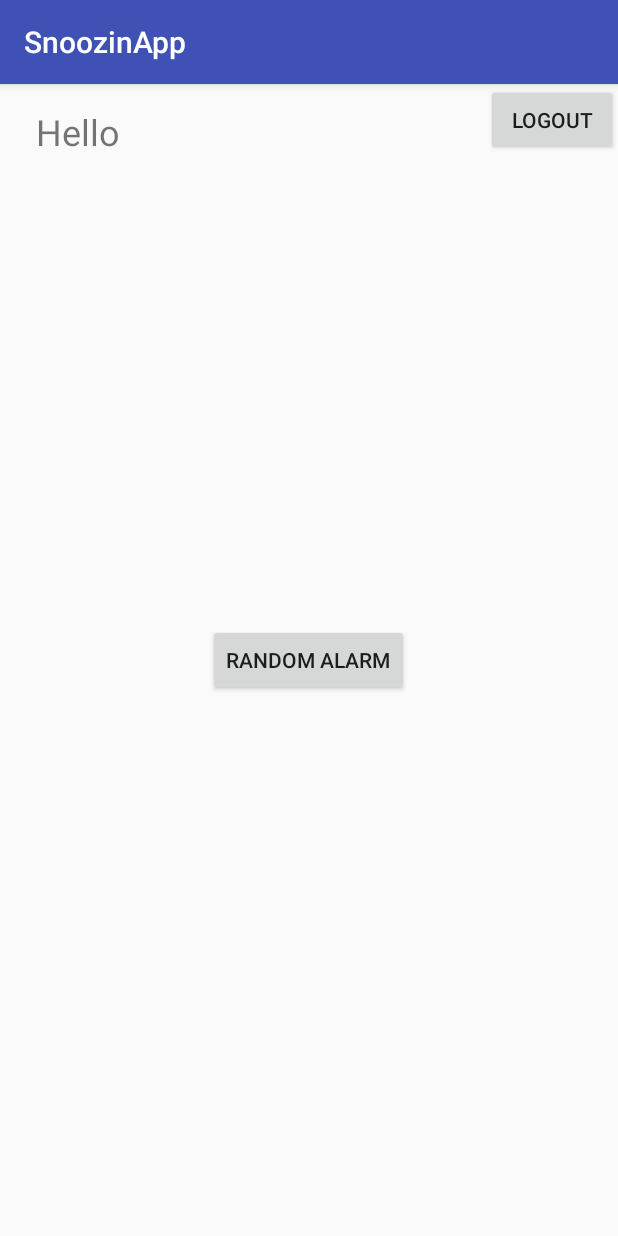
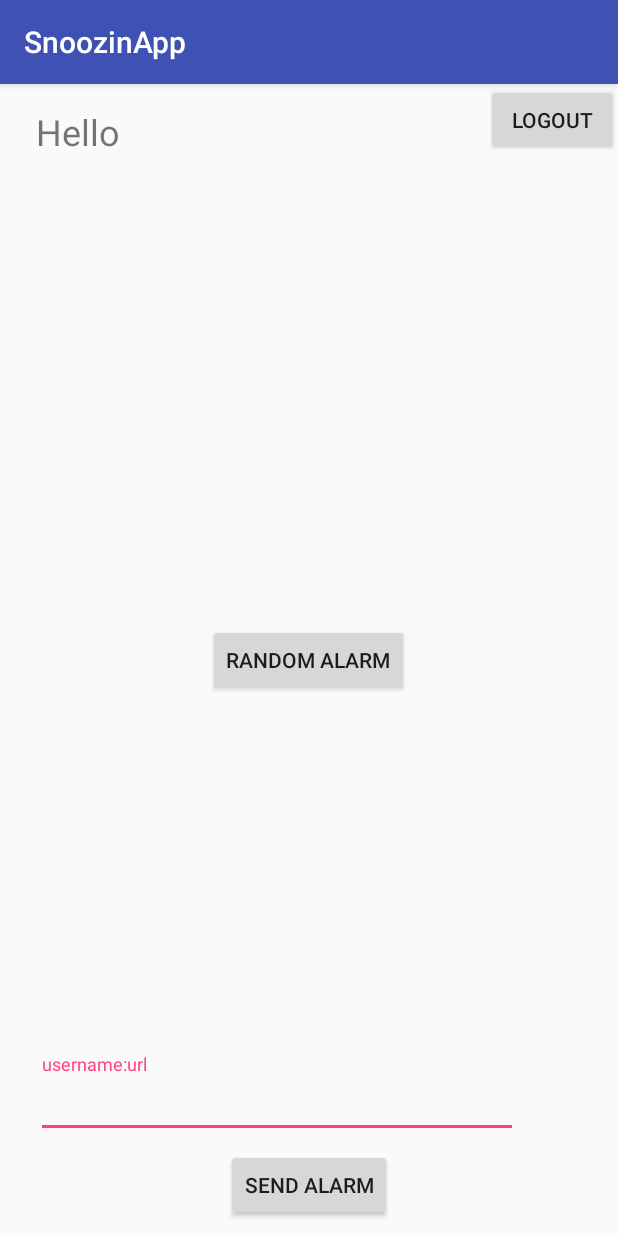
Before and after one commit to nknaian/alarmApp, an Android app: the MainActivity screen opened directly, with no data from a screen before it, on a phone screen of 412 x 824 dp. Run offline under Robolectric (Android 15) with nearby library versions, the phone set to English and light mode, and no system bars.

Commit message:
Adding send alarm async task and having it executed on click of a "send alarm" button. An edit text field supplies the input to this task. Right now, it is required that the user enter message in the format "username:url". Behavior when this is not followed is still unknown

```diff
--- a/app/src/main/res/layout/activity_main.xml
+++ b/app/src/main/res/layout/activity_main.xml
@@ -48,5 +48,28 @@
         android:layout_centerVertical="true"
         android:text="Random Alarm" />
 
+    <android.support.design.widget.TextInputLayout
+        android:layout_width="match_parent"
+        android:layout_height="wrap_content"
+        android:layout_alignParentBottom="true"
+        android:layout_alignStart="@+id/staticHello"
+        android:layout_marginBottom="65dp">
+
+        <android.support.design.widget.TextInputEditText
+            android:id="@+id/alarmSendBox"
+            android:layout_width="321dp"
+            android:layout_height="wrap_content"
+            android:hint="username:url" />
+    </android.support.design.widget.TextInputLayout>
+
+    <Button
+        android:id="@+id/sendButton"
+        android:layout_width="wrap_content"
+        android:layout_height="wrap_content"
+        android:layout_alignParentBottom="true"
+        android:layout_centerHorizontal="true"
+        android:layout_marginBottom="10dp"
+        android:text="Send alarm" />
+
 
 </RelativeLayout>
```
Also changed, not shown: app/src/main/java/com/example/nickk_000/snoozinapp/MainActivity.java (+77 -3 lines).
